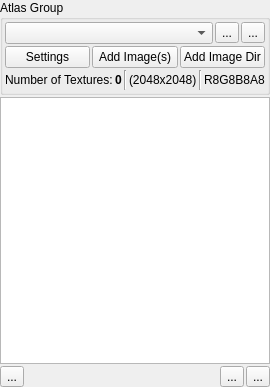
This is DesignerTool/src/Atlas/AtlasWidget.ui in GameOverture/HarmonyEngine as Qt 5 draws it before an edit. The edited form follows.
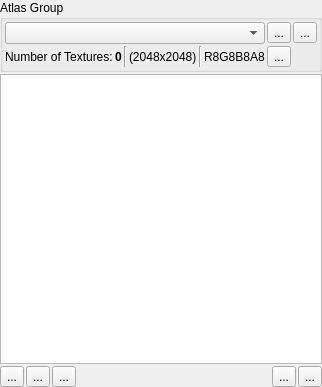
This is the edited form. Icons and pictures are not drawn. Custom widgets are drawn as their Qt base class.

Commit message: New sleeker atlas manager and import action buttons. Imported frames also now properly insert to the selected index

```diff
--- a/DesignerTool/src/Atlas/AtlasWidget.ui
+++ b/DesignerTool/src/Atlas/AtlasWidget.ui
@@ -6,7 +6,7 @@
    <rect>
     <x>0</x>
     <y>0</y>
-    <width>268</width>
+    <width>322</width>
     <height>387</height>
    </rect>
   </property>
@@ -34,10 +34,7 @@
      <property name="title">
       <string>Atlas Group</string>
      </property>
-     <layout class="QVBoxLayout" name="verticalLayout_2">
-      <property name="spacing">
-       <number>2</number>
-      </property>
+     <layout class="QGridLayout" name="gridLayout">
       <property name="leftMargin">
        <number>2</number>
       </property>
@@ -50,11 +47,18 @@
       <property name="bottomMargin">
        <number>2</number>
       </property>
-      <item>
+      <property name="spacing">
+       <number>2</number>
+      </property>
+      <item row="0" column="0">
        <layout class="QHBoxLayout" name="horizontalLayout_4">
         <item>
          <widget class="QComboBox" name="cmbAtlasGroups"/>
         </item>
+       </layout>
+      </item>
+      <item row="0" column="1">
+       <layout class="QHBoxLayout" name="horizontalLayout_2">
         <item>
          <widget class="QToolButton" name="btnAddGroup">
           <property name="text">
@@ -71,53 +75,11 @@
         </item>
        </layout>
       </item>
-      <item>
-       <layout class="QHBoxLayout" name="horizontalLayout_2">
-        <item>
-         <widget class="QPushButton" name="btnSettings">
-          <property name="text">
-           <string>Settings</string>
-          </property>
-          <property name="icon">
-           <iconset>
-            <normaloff>:/icons16x16/generic-settings.png</normaloff>:/icons16x16/generic-settings.png</iconset>
-          </property>
-         </widget>
-        </item>
-        <item>
-         <widget class="QPushButton" name="btnAddImages">
-          <property name="text">
-           <string>Add Image(s)</string>
-          </property>
-         </widget>
-        </item>
-        <item>
-         <widget class="QPushButton" name="btnAddDir">
-          <property name="text">
-           <string>Add Image Dir</string>
-          </property>
-         </widget>
-        </item>
-       </layout>
-      </item>
-      <item>
+      <item row="1" column="0">
        <layout class="QHBoxLayout" name="horizontalLayout_6">
         <property name="spacing">
          <number>2</number>
         </property>
-        <item>
-         <spacer name="horizontalSpacer_3">
-          <property name="orientation">
-           <enum>Qt::Horizontal</enum>
-          </property>
-          <property name="sizeHint" stdset="0">
-           <size>
-            <width>40</width>
-            <height>20</height>
-           </size>
-          </property>
-         </spacer>
-        </item>
         <item>
          <widget class="QLabel" name="label_3">
           <property name="text">
@@ -181,6 +143,13 @@
         </item>
        </layout>
       </item>
+      <item row="1" column="1">
+       <widget class="QToolButton" name="btnSettings">
+        <property name="text">
+         <string>...</string>
+        </property>
+       </widget>
+      </item>
      </layout>
     </widget>
    </item>
@@ -215,6 +184,20 @@
    </item>
    <item>
     <layout class="QHBoxLayout" name="horizontalLayout_5">
+     <item>
+      <widget class="QToolButton" name="btnAddImages">
+       <property name="text">
+        <string>...</string>
+       </property>
+      </widget>
+     </item>
+     <item>
+      <widget class="QToolButton" name="btnAddDir">
+       <property name="text">
+        <string>...</string>
+       </property>
+      </widget>
+     </item>
      <item>
       <widget class="QToolButton" name="btnAddFilter">
        <property name="text">
```
Left out of the diff: 54 changed lines with no effect on the pictures. The commit also changes 3 other files.
